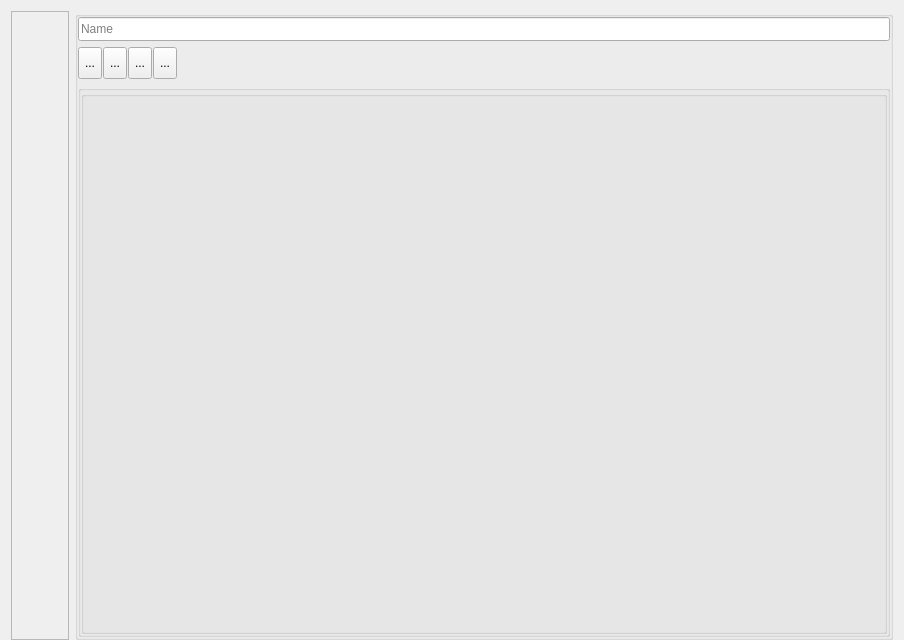
Old version of the form src/gui/DiagramForm.ui in the repository fritzone/ddm.
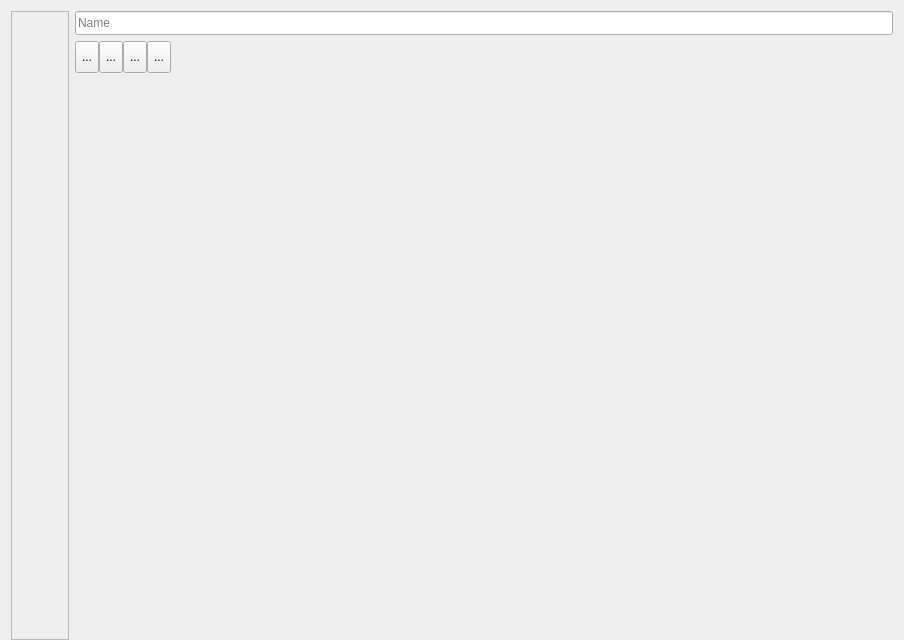
New version of the form. Icons and pictures are not drawn.

The edit to the form file:
```diff
--- a/src/gui/DiagramForm.ui
+++ b/src/gui/DiagramForm.ui
@@ -100,13 +100,7 @@
     </widget>
    </item>
    <item>
-    <widget class="QGroupBox" name="grpContent">
-     <property name="title">
-      <string/>
-     </property>
-     <property name="flat">
-      <bool>true</bool>
-     </property>
+    <widget class="QWidget" name="grpContent" native="true">
      <layout class="QVBoxLayout" name="verticalLayout">
       <property name="margin">
        <number>0</number>
@@ -127,7 +121,7 @@
       <item>
        <layout class="QHBoxLayout" name="horizontalLayout_5">
         <property name="spacing">
-         <number>1</number>
+         <number>0</number>
         </property>
         <item>
          <widget class="QToolButton" name="btnSaveToImageFile">
@@ -242,10 +236,7 @@
          <number>0</number>
         </property>
         <item>
-         <widget class="QGroupBox" name="groupBox1">
-          <property name="flat">
-           <bool>true</bool>
-          </property>
+         <widget class="QWidget" name="groupBox1" native="true">
           <layout class="QVBoxLayout" name="verticalLayout_2">
            <property name="spacing">
             <number>0</number>
@@ -254,18 +245,21 @@
             <number>0</number>
            </property>
            <item>
-            <widget class="QGroupBox" name="groupBox">
-             <property name="title">
-              <string/>
-             </property>
-             <property name="flat">
-              <bool>false</bool>
-             </property>
+            <widget class="QWidget" name="groupBox" native="true">
              <layout class="QVBoxLayout" name="contentLayout">
               <property name="spacing">
                <number>2</number>
               </property>
-              <property name="margin">
+              <property name="leftMargin">
+               <number>2</number>
+              </property>
+              <property name="topMargin">
+               <number>0</number>
+              </property>
+              <property name="rightMargin">
+               <number>2</number>
+              </property>
+              <property name="bottomMargin">
                <number>2</number>
               </property>
              </layout>
```
Left out of the diff: 12 changed lines with no effect on the pictures.
